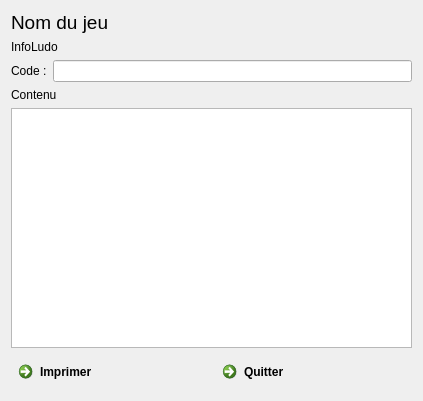
Old version of the form f_imprimeretiquettejeu.ui in the repository nivhg/ludopen.
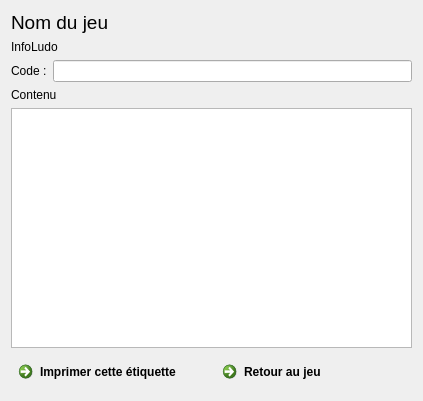
New version of the form. Icons and pictures are not drawn.

Diff of the .ui file:
```diff
--- a/f_imprimeretiquettejeu.ui
+++ b/f_imprimeretiquettejeu.ui
@@ -80,7 +80,7 @@
      <item>
       <widget class="QCommandLinkButton" name="Bt_Imprimer">
        <property name="text">
-        <string>Imprimer</string>
+        <string>Imprimer cette étiquette</string>
        </property>
        <property name="icon">
         <iconset>
@@ -91,7 +91,7 @@
      <item>
       <widget class="QCommandLinkButton" name="Bt_Quitter">
        <property name="text">
-        <string>Quitter</string>
+        <string>Retour au jeu</string>
        </property>
        <property name="icon">
         <iconset>
```
Left out of the diff: 12 changed lines with no effect on the pictures.
